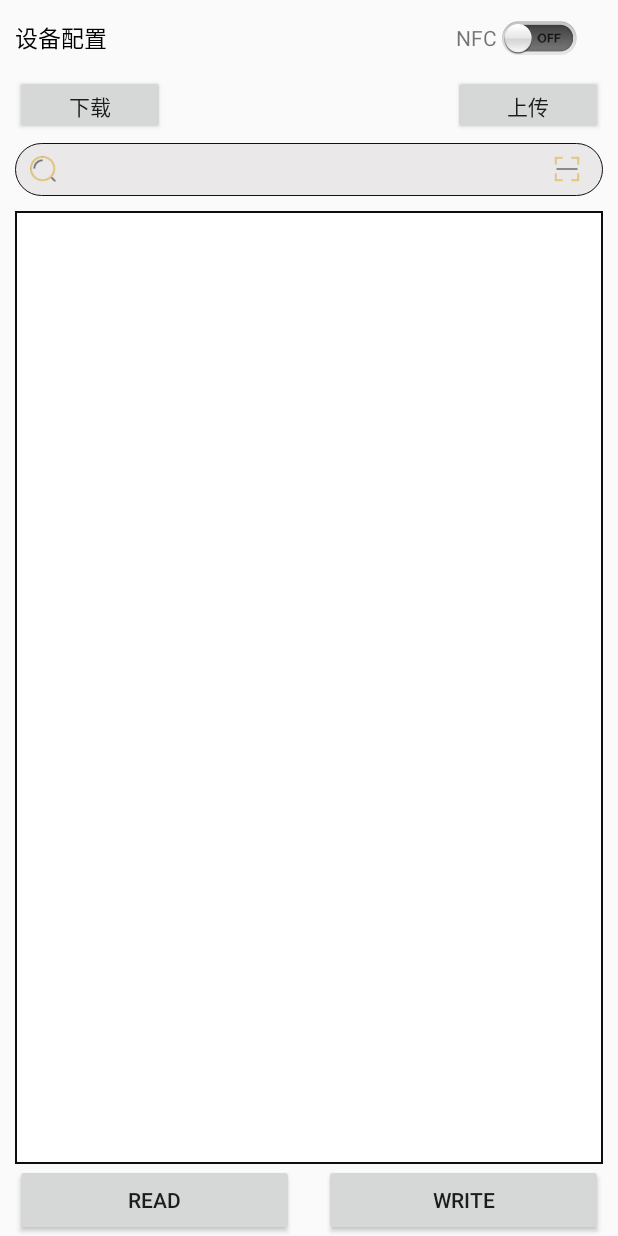
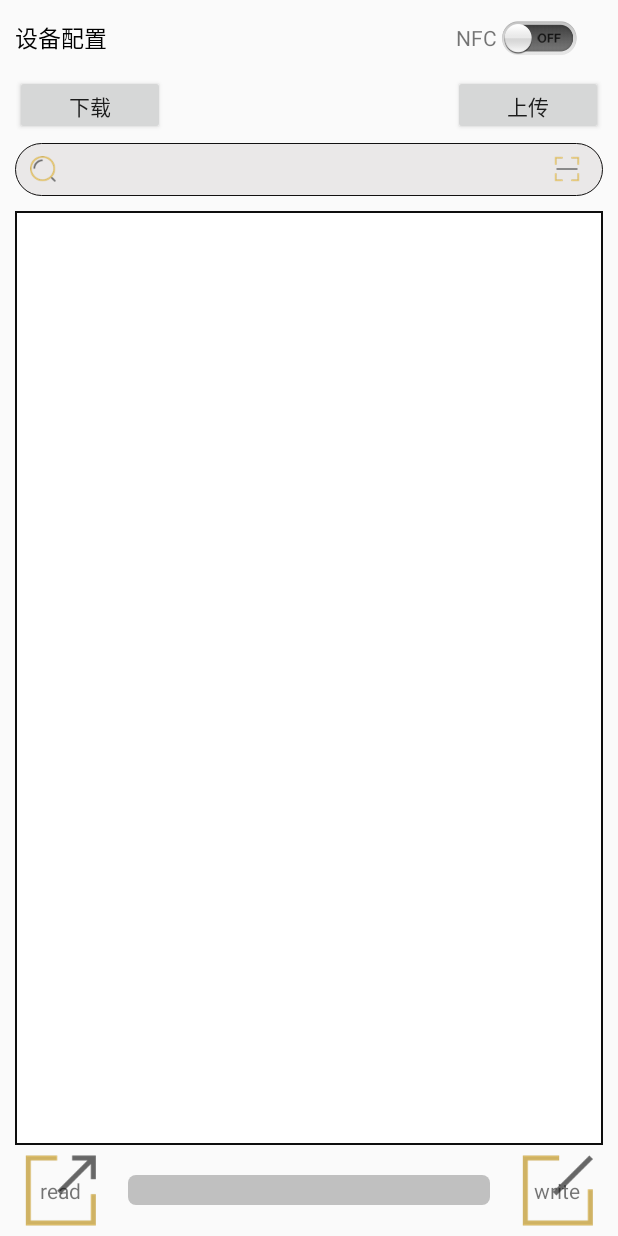
Before and after one commit to zhangsan2016/LD_NFC_module, an Android app: the screen it shows after launch (NFCActivity), on a phone screen of 412 x 824 dp. Run offline under Robolectric (Android 15) with nearby library versions, the phone set to English and light mode, and no system bars.

Commit message:
2019年9月29日 14:20:49 进度条完成

```diff
--- a/app/src/main/java/com/ldgd/ld_nfc_module/activity/NFCActivity.java
+++ b/app/src/main/java/com/ldgd/ld_nfc_module/activity/NFCActivity.java
@@ -58,7 +58,7 @@ public class NFCActivity extends BaseActivity implements TagDiscovery.onTagDisco
 
 
         ll = (LinearLayout) findViewById(R.id.ll_nfc);
-        bt_read_nfc = (Button) this.findViewById(R.id.bt_read_nfc);
+     //   bt_read_nfc = (Button) this.findViewById(R.id.bt_read_nfc);
 
         // 初始化NFC-onResume处理
         mNfcAdapter = NfcAdapter.getDefaultAdapter(this);
--- /dev/null
+++ b/app/src/main/res/drawable/progress_bar.xml
@@ -0,0 +1,47 @@
+<?xml version="1.0" encoding="utf-8"?>
+<layer-list xmlns:android="http://schemas.android.com/apk/res/android" >
+
+    <item android:id="@android:id/background">
+
+        <shape>
+
+            <corners android:radius="5dip" />
+
+            <gradient
+                android:endColor="#FFC0C0C0"
+                android:startColor="#FFC0C0C0" />
+        </shape>
+    </item>
+
+    <item android:id="@android:id/secondaryProgress">
+
+        <clip>
+
+            <shape>
+
+                <corners android:radius="5dip" />
+
+                <gradient
+                    android:endColor="#83E1FB"
+                    android:startColor="#B6E1DA" />
+            </shape>
+        </clip>
+    </item>
+
+    <item android:id="@android:id/progress">
+
+        <clip>
+
+            <shape>
+
+                <corners android:radius="5dip" />
+
+                <gradient
+                    android:angle="0"
+                    android:endColor="#0cd76e"
+                    android:startColor="#0cd76e" />
+            </shape>
+        </clip>
+    </item>
+
+</layer-list>
--- a/app/src/main/res/layout/aa.xml
+++ /dev/null
@@ -1,7 +0,0 @@
-<?xml version="1.0" encoding="utf-8"?>
-<LinearLayout xmlns:android="http://schemas.android.com/apk/res/android"
-    android:layout_width="match_parent"
-    android:layout_height="match_parent"
-    android:orientation="vertical">
-
-</LinearLayout>
--- a/app/src/main/res/layout/activity_nfc.xml
+++ b/app/src/main/res/layout/activity_nfc.xml
@@ -119,23 +119,41 @@
         android:layout_height="wrap_content"
         android:layout_marginLeft="10dp"
         android:layout_marginRight="10dp"
-        android:orientation="horizontal">
+        android:orientation="horizontal"
+        android:padding="5dp">
 
 
-        <Button
+        <TextView
             android:id="@+id/bt_read_nfc"
-            android:layout_width="match_parent"
+            android:layout_width="wrap_content"
             android:layout_height="wrap_content"
             android:layout_marginRight="10dp"
-            android:layout_weight="1"
+            android:background="@drawable/ico_nfc_read"
+            android:gravity="center"
             android:onClick="read"
             android:text="read" />
 
-        <Button
-            android:layout_width="match_parent"
+        <!-- android:progressDrawable="@drawable/progressBarStyleHorizontal" -->
+
+        <ProgressBar
+            android:id="@+id/progressbar1"
+            style="@android:style/Widget.ProgressBar.Horizontal"
+            android:layout_width="wrap_content"
+            android:layout_height="20dp"
+            android:layout_gravity="center_vertical"
+            android:layout_margin="10dp"
+            android:layout_weight="1"
+            android:max="100"
+            android:progress="0"
+            android:progressDrawable="@drawable/progress_bar" />
+
+
+        <TextView
+            android:layout_width="wrap_content"
             android:layout_height="wrap_content"
             android:layout_marginLeft="10dp"
-            android:layout_weight="1"
+            android:background="@drawable/ico_nfc_write"
+            android:gravity="center"
             android:text="write" />
 
     </LinearLayout>
```
Also changed, not shown: app/src/main/res/drawable-xhdpi/ico_nfc_read.png (added), app/src/main/res/drawable-xhdpi/ico_nfc_write.png (added).
